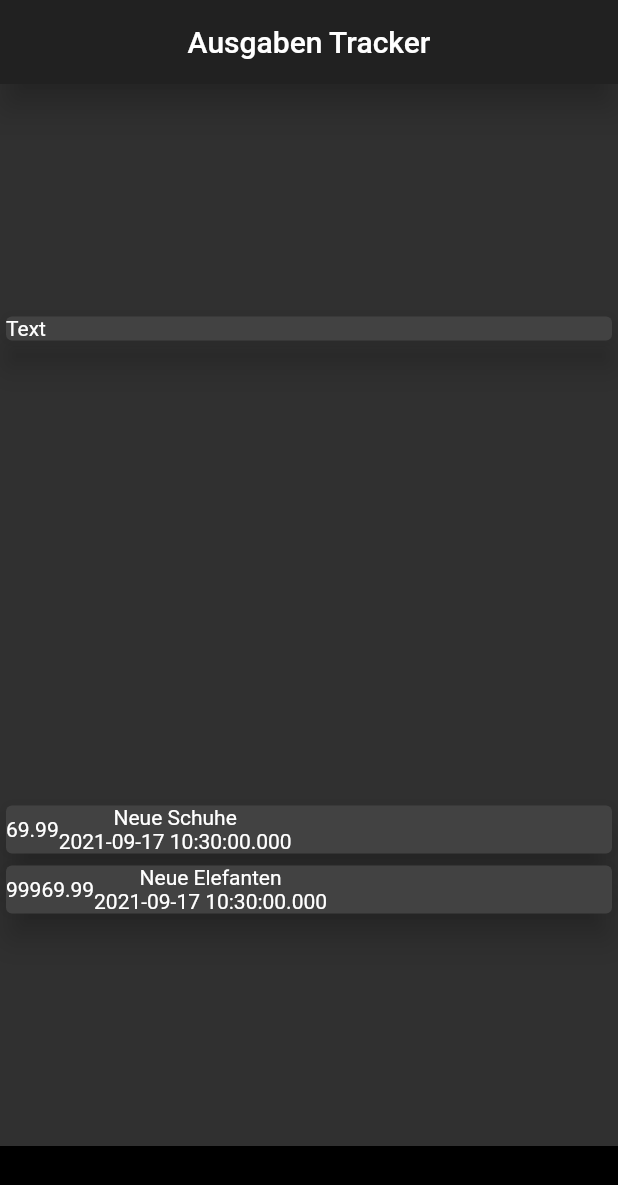
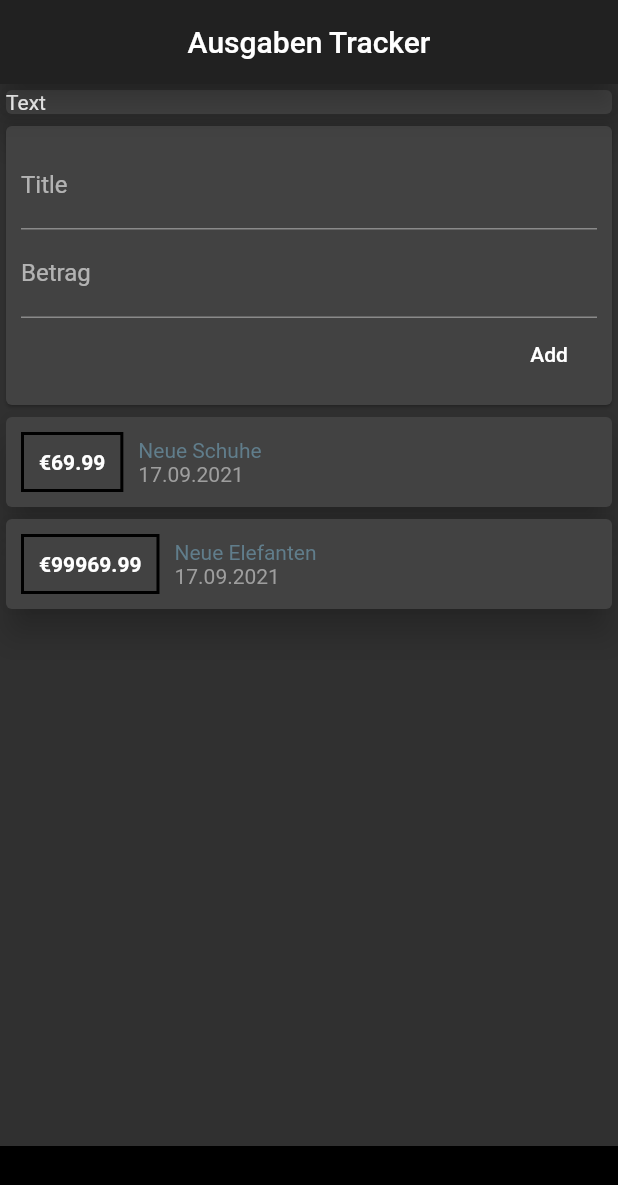
Before and after one commit to stephanxiayu/Ausgabenz-hler, a Flutter app: the screen it shows after launch, on a phone screen of 412 x 824 dp. Shown: the top 1185 px of the screen. Run offline on Flutter 3.47's test engine with Material 2 defaults, Android fonts, the phone set to English and light mode, and no system bars; drawn by our look-alikes of google_mobile_ads; network calls fail.

Commit message:
Changes to be committed: 	modified:   lib/main.dart 	renamed:    lib/transaction.dart -> lib/model/transaction.dart 	new file:   lib/transaction_list.dart 	new file:   lib/widget/newtransaction.dart 	new file:   lib/widget/user_transaction.dart 	modified:   pubspec.lock 	modified:   pubspec.yaml

```diff
--- a/lib/main.dart
+++ b/lib/main.dart
@@ -1,5 +1,9 @@
+import 'dart:ui';
+import 'package:ausgabenplaner/widget/newtransaction.dart';
+import 'package:ausgabenplaner/widget/user_transaction.dart';
+import 'package:intl/intl.dart';
 import 'package:ausgabenplaner/ads/ads.dart';
-import 'package:ausgabenplaner/transaction.dart';
+import 'package:ausgabenplaner/model/transaction.dart';
 import 'package:flutter/material.dart';
 import 'package:flutter/services.dart';
 import 'package:google_mobile_ads/google_mobile_ads.dart';
@@ -29,20 +33,10 @@ class MyApp extends StatelessWidget {
 }
 
 class MyHomePage extends StatelessWidget {
-  final List<Transaction> transaction = [
-    Transaction(
-      id: "t1",
-      title: "Neue Schuhe",
-      amount: 69.99,
-      date: DateTime.now(),
-    ),
-    Transaction(
-      id: "t2",
-      title: "Neue Elefanten",
-      amount: 99969.99,
-      date: DateTime.now(),
-    ),
-  ];
+  final titleController = TextEditingController();
+  final amountController = TextEditingController();
+//String titleInput;
+//String amountInput;
 
   @override
   Widget build(BuildContext context) {
@@ -51,8 +45,9 @@ class MyHomePage extends StatelessWidget {
         title: Center(child: Text("Ausgaben Tracker")),
         elevation: 9,
       ),
-      body: Column(
-        mainAxisAlignment: MainAxisAlignment.spaceAround,
+      body: SingleChildScrollView(
+        child: Column(
+          // mainAxisAlignment: MainAxisAlignment.spaceAround,
           crossAxisAlignment: CrossAxisAlignment.stretch,
           children: [
             Container(
@@ -62,29 +57,9 @@ class MyHomePage extends StatelessWidget {
                 child: Text("Text"),
               ),
             ),
-          Column(
-            children: transaction.map((tx) {
-              return Card(
-                elevation: 9,
-                child: Row(children: [
-                  Container(
-                    child: Text(
-                      tx.amount.toString(),
+            UserTransaction(),
+          ],
         ),
-                  ),
-                  Column(
-                    children: [
-                      Text(tx.title),
-                      Text(
-                        tx.date.toString(),
-                      ),
-                    ],
-                  )
-                ]),
-              );
-            }).toList(),
-          ),
-        ],
       ),
       bottomNavigationBar: Container(
           height: 60,
--- /dev/null
+++ b/lib/transaction_list.dart
@@ -0,0 +1,44 @@
+import 'package:ausgabenplaner/model/transaction.dart';
+import 'package:flutter/material.dart';
+import 'package:intl/intl.dart';
+
+class TransactionList extends StatelessWidget {
+  final List<Transaction> transactions;
+  TransactionList(this.transactions);
+
+  @override
+  Widget build(BuildContext context) {
+    return Column(
+      children: transactions.map((tx) {
+        return Card(
+          elevation: 9,
+          child: Row(children: [
+            Container(
+              decoration: BoxDecoration(
+                  border: Border.all(color: Colors.black, width: 2)),
+              padding: EdgeInsets.all(10),
+              margin: EdgeInsets.symmetric(horizontal: 10, vertical: 10),
+              child: Text(
+                '\€${tx.amount}',
+                style: TextStyle(fontWeight: FontWeight.bold),
+              ),
+            ),
+            Column(
+              crossAxisAlignment: CrossAxisAlignment.start,
+              children: [
+                Text(
+                  tx.title,
+                  style: TextStyle(color: Colors.blueGrey),
+                ),
+                Text(
+                  DateFormat('dd.MM.yyyy').format(tx.date),
+                  style: TextStyle(color: Colors.grey),
+                ),
+              ],
+            )
+          ]),
+        );
+      }).toList(),
+    );
+  }
+}
--- /dev/null
+++ b/lib/widget/newtransaction.dart
@@ -0,0 +1,36 @@
+import 'package:flutter/material.dart';
+
+class NewTransaction extends StatelessWidget {
+  final titleController = TextEditingController();
+  final amountController = TextEditingController();
+
+  @override
+  Widget build(BuildContext context) {
+    return Card(
+      child: Container(
+        padding: EdgeInsets.all(10),
+        child: Column(
+          crossAxisAlignment: CrossAxisAlignment.end,
+          children: [
+            TextField(
+              decoration: InputDecoration(labelText: "Title"),
+              controller: titleController,
+              //    onChanged: (val)=> titleInput=val,
+            ),
+            TextField(
+              decoration: InputDecoration(labelText: "Betrag"),
+              controller: amountController,
+              //   onChanged: (val)=> amountInput=val,
+            ),
+            TextButton(
+                onPressed: () {},
+                child: Text(
+                  "Add",
+                  style: TextStyle(color: Colors.white),
+                ))
+          ],
+        ),
+      ),
+    );
+  }
+}
--- /dev/null
+++ b/lib/widget/user_transaction.dart
@@ -0,0 +1,47 @@
+import 'package:ausgabenplaner/model/transaction.dart';
+import 'package:ausgabenplaner/transaction_list.dart';
+import 'package:ausgabenplaner/widget/newtransaction.dart';
+import 'package:flutter/material.dart';
+import 'package:intl/intl.dart';
+
+class UserTransaction extends StatefulWidget {
+  @override
+  _UserTransactionState createState() => _UserTransactionState();
+}
+
+class _UserTransactionState extends State<UserTransaction> {
+  final List<Transaction> _userTransactions = [
+    Transaction(
+      id: "t1",
+      title: "Neue Schuhe",
+      amount: 69.99,
+      date: DateTime.now(),
+    ),
+    Transaction(
+      id: "t2",
+      title: "Neue Elefanten",
+      amount: 99969.99,
+      date: DateTime.now(),
+    ),
+  ];
+
+  void _addNewTransaction(String txTitle, double txAmount) {
+    final newTx = Transaction(
+        amount: txAmount,
+        date: DateTime.now(),
+        id: DateTime.now().toString(),
+        title: txTitle);
+
+    _userTransactions.add(newTx);
+  }
+
+  @override
+  Widget build(BuildContext context) {
+    return Column(
+      children: [
+        NewTransaction(),
+        TransactionList(_userTransactions),
+      ],
+    );
+  }
+}
--- a/pubspec.yaml
+++ b/pubspec.yaml
@@ -25,6 +25,7 @@ dependencies:
     sdk: flutter
   google_mobile_ads:
   provider:
+  intl:
 
   # The following adds the Cupertino Icons font to your application.
   # Use with the CupertinoIcons class for iOS style icons.
```
Also changed, not shown: lib/model/transaction.dart (renamed from lib/transaction.dart), pubspec.lock. Lines whose indentation alone changed are shown as unchanged.
